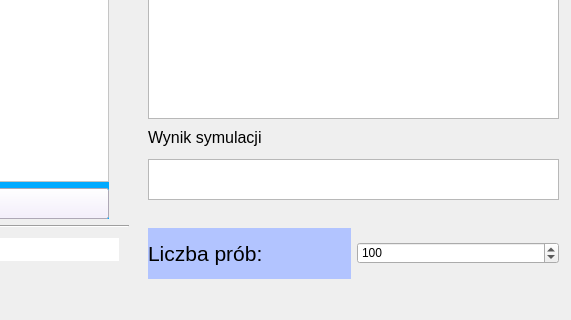
Before: the Qt Designer form untitled-2.ui in pmatysiakq/SOIB-proj-7-GUI, drawn with Qt 5; both pictures show x 472 to 1043 and y 442 to 762 of the 1043 by 762 pixel window.
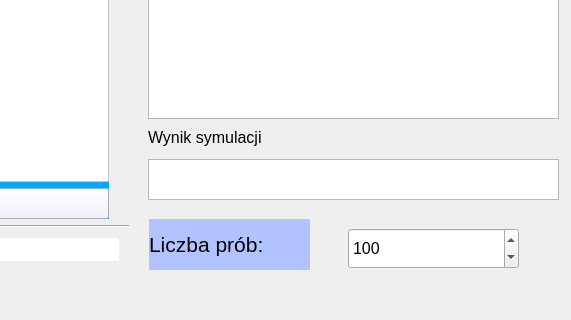
After: the same form once the commit is applied.

```diff
--- a/untitled-2.ui
+++ b/untitled-2.ui
@@ -363,18 +363,15 @@
      <string>Logi</string>
     </property>
    </widget>
-   <widget class="QWidget" name="">
-    <property name="geometry">
-     <rect>
-      <x>620</x>
-      <y>670</y>
-      <width>411</width>
-      <height>51</height>
-     </rect>
-    </property>
-    <layout class="QHBoxLayout" name="horizontalLayout_3">
-     <item>
       <widget class="QLabel" name="tries_label">
+    <property name="geometry">
+     <rect>
+      <x>621</x>
+      <y>661</y>
+      <width>161</width>
+      <height>51</height>
+     </rect>
+    </property>
        <property name="font">
         <font>
          <pointsize>16</pointsize>
@@ -390,9 +387,20 @@
         <string>Liczba prób:</string>
        </property>
       </widget>
-     </item>
-     <item>
       <widget class="QSpinBox" name="tries_spinBox">
+    <property name="geometry">
+     <rect>
+      <x>820</x>
+      <y>670</y>
+      <width>171</width>
+      <height>41</height>
+     </rect>
+    </property>
+    <property name="font">
+     <font>
+      <pointsize>12</pointsize>
+     </font>
+    </property>
        <property name="minimum">
         <number>1</number>
        </property>
@@ -411,9 +419,6 @@
        <property name="displayIntegerBase">
         <number>10</number>
        </property>
-      </widget>
-     </item>
-    </layout>
    </widget>
    <zorder>tries_label</zorder>
    <zorder>fail_label</zorder>
```
Lines whose indentation alone changed are shown as unchanged.
